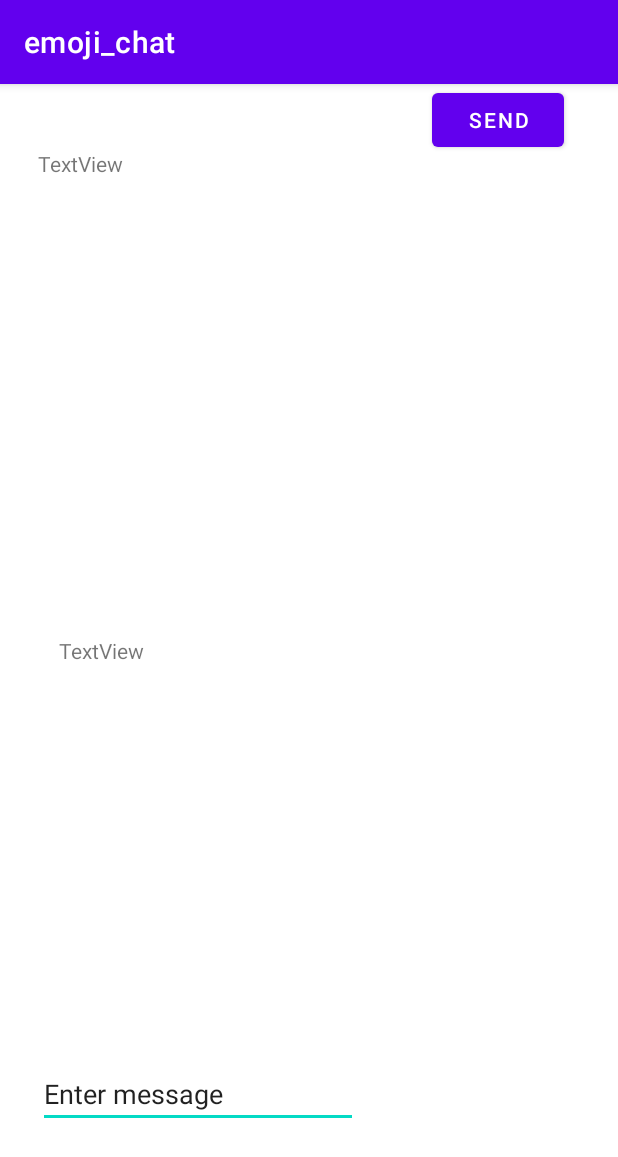
After one commit to AshwinKAshok/emoji-chat-android-app, an Android app: the ChatActivity screen opened directly, with no data from a screen before it, on a phone screen of 412 x 824 dp. The commit adds this screen. Shown: the top 1157 px of the screen. Run offline under Robolectric (Android 15) with nearby library versions, the phone set to English and light mode, and no system bars.

Commit message:
[Task update by: Ashwin]Firebase connection added. Chat interaction activitiy and it's layout added

```diff
--- a/app/build.gradle
+++ b/app/build.gradle
@@ -1,5 +1,6 @@
 plugins {
     id 'com.android.application'
+    id 'com.google.gms.google-services'
 }
 
 android {
@@ -33,6 +34,7 @@ dependencies {
     implementation 'androidx.appcompat:appcompat:1.2.0'
     implementation 'com.google.android.material:material:1.2.1'
     implementation 'androidx.constraintlayout:constraintlayout:2.0.4'
+    implementation 'com.google.firebase:firebase-database:19.2.1'
     testImplementation 'junit:junit:4.+'
     androidTestImplementation 'androidx.test.ext:junit:1.1.2'
     androidTestImplementation 'androidx.test.espresso:espresso-core:3.3.0'
--- a/app/src/main/AndroidManifest.xml
+++ b/app/src/main/AndroidManifest.xml
@@ -9,7 +9,8 @@
         android:roundIcon="@mipmap/ic_launcher_round"
         android:supportsRtl="true"
         android:theme="@style/Theme.Emoji_chat">
-        <activity android:name=".MainActivity">
+        <activity android:name=".activities.ChatActivity"></activity>
+        <activity android:name=".activities.MainActivity">
             <intent-filter>
                 <action android:name="android.intent.action.MAIN" />
 
--- a/app/src/main/java/edu/neu/madcourse/emoji_chat/MainActivity.java
+++ /dev/null
@@ -1,14 +0,0 @@
-package edu.neu.madcourse.emoji_chat;
-
-import androidx.appcompat.app.AppCompatActivity;
-
-import android.os.Bundle;
-
-public class MainActivity extends AppCompatActivity {
-
-    @Override
-    protected void onCreate(Bundle savedInstanceState) {
-        super.onCreate(savedInstanceState);
-        setContentView(R.layout.activity_main);
-    }
-}
--- /dev/null
+++ b/app/src/main/java/edu/neu/madcourse/emoji_chat/activities/ChatActivity.java
@@ -0,0 +1,39 @@
+package edu.neu.madcourse.emoji_chat.activities;
+
+import androidx.appcompat.app.AppCompatActivity;
+
+import android.os.Bundle;
+import android.widget.TextView;
+
+import edu.neu.madcourse.emoji_chat.R;
+
+public class ChatActivity extends AppCompatActivity {
+    TextView sender_messages;
+    TextView receiver_messages;
+    TextView enter_text_message;
+    TextView send_message_button;
+
+    String sender_name;
+    String receiver_name;
+
+    @Override
+    protected void onCreate(Bundle savedInstanceState) {
+        super.onCreate(savedInstanceState);
+        setContentView(R.layout.activity_chat);
+
+        sender_messages = findViewById(R.id.sender_text_view);
+        receiver_messages = findViewById(R.id.receiver_text_view);
+        enter_text_message = findViewById(R.id.enter_text_message_edit_text_view);
+        send_message_button = findViewById(R.id.send_text_button);
+
+        Bundle extras = getIntent().getExtras();
+
+        if(extras != null) {
+            sender_name = extras.getString("sender_name");
+            receiver_name = extras.getString("receiver_name");
+        }
+
+
+
+    }
+}
--- /dev/null
+++ b/app/src/main/java/edu/neu/madcourse/emoji_chat/activities/MainActivity.java
@@ -0,0 +1,42 @@
+package edu.neu.madcourse.emoji_chat.activities;
+
+import androidx.appcompat.app.AppCompatActivity;
+
+import android.content.Intent;
+import android.os.Bundle;
+import android.view.View;
+import android.widget.Button;
+import android.widget.TextView;
+
+import edu.neu.madcourse.emoji_chat.R;
+
+public class MainActivity extends AppCompatActivity {
+
+    TextView sender_name_text_view;
+    TextView receiver_name_text_view;
+    Button start_chat_button;
+
+    @Override
+    protected void onCreate(Bundle savedInstanceState) {
+        super.onCreate(savedInstanceState);
+        setContentView(R.layout.activity_main);
+
+        sender_name_text_view = findViewById(R.id.sender_name_edit_text_view);
+        receiver_name_text_view = findViewById(R.id.receiver_name_edit_text_view);
+        start_chat_button = findViewById(R.id.start_chat_button);
+
+        start_chat_button.setOnClickListener(new View.OnClickListener() {
+            @Override
+            public void onClick(View v) {
+                Intent start_chat = new Intent(getApplicationContext(), ChatActivity.class);
+
+                // TODO: check if these sender/receiver names exist in DB
+                // TODO: if names do not exist create prompt to check name or create new user
+                // TODO: Validate sender/receiver names for null values
+                start_chat.putExtra("sender_name", sender_name_text_view.getText().toString());
+                start_chat.putExtra("receiver_name", receiver_name_text_view.getText().toString());
+                startActivity(start_chat);
+            }
+        });
+    }
+}
--- /dev/null
+++ b/app/src/main/res/layout/activity_chat.xml
@@ -0,0 +1,52 @@
+<?xml version="1.0" encoding="utf-8"?>
+<androidx.constraintlayout.widget.ConstraintLayout xmlns:android="http://schemas.android.com/apk/res/android"
+    xmlns:app="http://schemas.android.com/apk/res-auto"
+    xmlns:tools="http://schemas.android.com/tools"
+    android:layout_width="match_parent"
+    android:layout_height="match_parent"
+    tools:context=".activities.ChatActivity">
+
+    <TextView
+        android:id="@+id/sender_text_view"
+        android:layout_width="360dp"
+        android:layout_height="208dp"
+        android:text="TextView"
+        app:layout_constraintBottom_toTopOf="@+id/enter_text_message_edit_text_view"
+        app:layout_constraintEnd_toEndOf="parent"
+        app:layout_constraintHorizontal_bias="0.49"
+        app:layout_constraintStart_toStartOf="parent"
+        app:layout_constraintTop_toTopOf="parent"
+        app:layout_constraintVertical_bias="0.098" />
+
+    <EditText
+        android:id="@+id/enter_text_message_edit_text_view"
+        android:layout_width="wrap_content"
+        android:layout_height="wrap_content"
+        android:layout_marginBottom="72dp"
+        android:ems="10"
+        android:inputType="textPersonName"
+        android:text="@string/enter_text_message_text_view"
+        app:layout_constraintBottom_toBottomOf="parent"
+        app:layout_constraintEnd_toStartOf="@+id/send_text_button"
+        app:layout_constraintHorizontal_bias="0.342"
+        app:layout_constraintStart_toStartOf="parent" />
+
+    <Button
+        android:id="@+id/send_text_button"
+        android:layout_width="wrap_content"
+        android:layout_height="wrap_content"
+        android:layout_marginEnd="36dp"
+        android:text="@string/send_text_button"
+        app:layout_constraintEnd_toEndOf="parent"
+        tools:layout_editor_absoluteY="611dp" />
+
+    <TextView
+        android:id="@+id/receiver_text_view"
+        android:layout_width="333dp"
+        android:layout_height="166dp"
+        android:text="TextView"
+        app:layout_constraintBottom_toTopOf="@+id/enter_text_message_edit_text_view"
+        app:layout_constraintEnd_toEndOf="parent"
+        app:layout_constraintStart_toStartOf="parent"
+        app:layout_constraintTop_toBottomOf="@+id/sender_text_view" />
+</androidx.constraintlayout.widget.ConstraintLayout>
--- a/app/src/main/res/layout/activity_main.xml
+++ b/app/src/main/res/layout/activity_main.xml
@@ -4,7 +4,7 @@
     xmlns:tools="http://schemas.android.com/tools"
     android:layout_width="match_parent"
     android:layout_height="match_parent"
-    tools:context=".MainActivity">
+    tools:context=".activities.MainActivity">
 
     <TextView
         android:id="@+id/sender_name_text_view"
--- a/app/src/main/res/values/strings.xml
+++ b/app/src/main/res/values/strings.xml
@@ -3,4 +3,6 @@
     <string name="sender_name">Your name</string>
     <string name="receiver_name">Whom do want to chat with</string>
     <string name="start_chat_buton">Start chat</string>
+    <string name="send_text_button">Send</string>
+    <string name="enter_text_message_text_view">Enter message</string>
 </resources>
--- a/build.gradle
+++ b/build.gradle
@@ -6,6 +6,7 @@ buildscript {
     }
     dependencies {
         classpath "com.android.tools.build:gradle:4.1.2"
+        classpath 'com.google.gms:google-services:4.3.3'
 
         // NOTE: Do not place your application dependencies here; they belong
         // in the individual module build.gradle files
```
Also changed, not shown: 1 other file.
